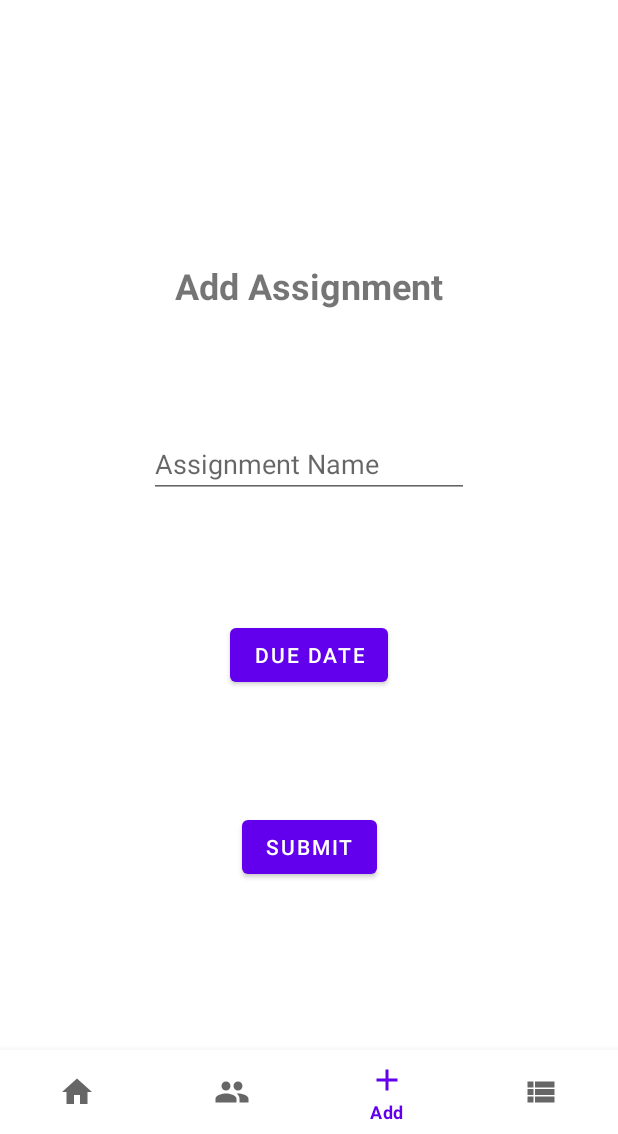
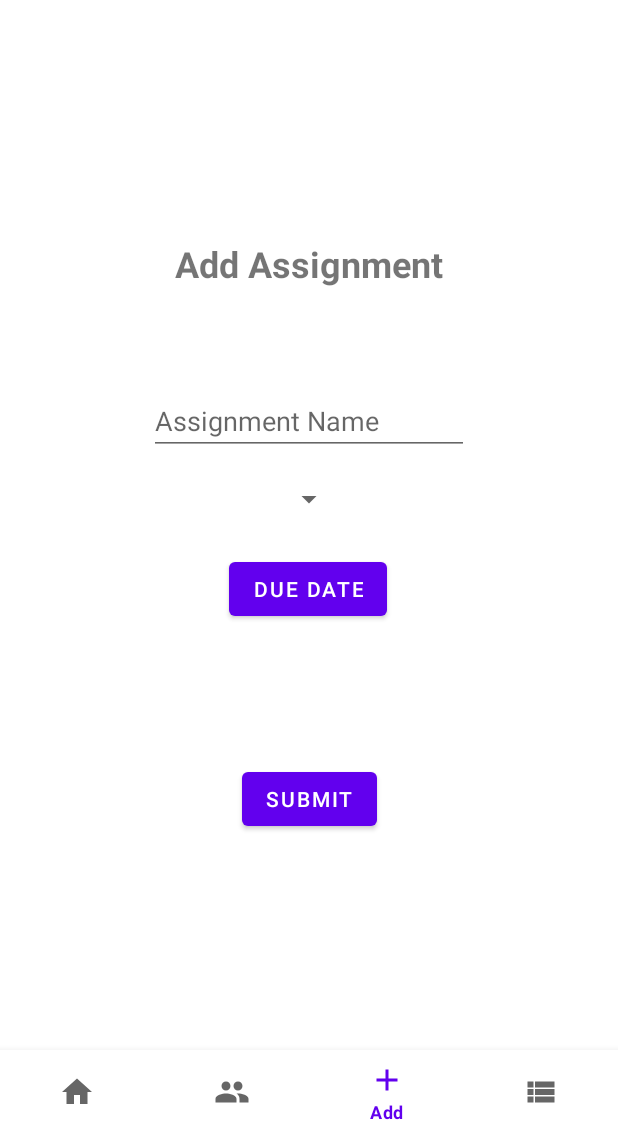
Before and after one commit to Meghanachippada/Assignment_tracker, an Android app: the screen it shows after launch once a user with an empty profile is signed in (MainActivity), item 3 of the bottom bar chosen, on a phone screen of 412 x 824 dp, the part 102-1236 px from its top. Run offline under Robolectric (Android 15) with nearby library versions, the phone set to English and light mode, and no system bars; our stand-ins replace Firebase (no records; nobody signed in at launch, a user with empty details on screens opened directly); pictures from the network do not load.

Commit message:
added class dropdown spinner to add assignment

```diff
--- a/app/src/main/java/com/example/assignment_tracker/AddFragment.kt
+++ b/app/src/main/java/com/example/assignment_tracker/AddFragment.kt
@@ -10,8 +10,11 @@ import androidx.fragment.app.Fragment
 import android.view.LayoutInflater
 import android.view.View
 import android.view.ViewGroup
+import android.widget.AdapterView
+import android.widget.ArrayAdapter
 import android.widget.Button
 import android.widget.EditText
+import android.widget.Spinner
 import android.widget.Toast
 import androidx.fragment.app.activityViewModels
 import androidx.fragment.app.viewModels
@@ -33,6 +36,8 @@ class AddFragment : Fragment() {
     }
 
     private val viewModel: AddViewModel by activityViewModels()
+    private val schoolClassViewModel: SchoolClassViewModel by activityViewModels()
+    private lateinit var spinnerAdapter: ArrayAdapter<String>
 
     override fun onViewCreated(view: View, savedInstanceState: Bundle?) {
         super.onViewCreated(view, savedInstanceState)
@@ -41,7 +46,9 @@ class AddFragment : Fragment() {
         val submitButton : Button = view.findViewById(R.id.submitButton)
         val assignmentNameEditText : EditText = view.findViewById(R.id.assignmentNameEditText)
         val dueDateButton : Button = view.findViewById(R.id.dueDateButton)
+        val classSpinner : Spinner = view.findViewById(R.id.classSpinner)
         var dueDate = ""
+        var schoolClassSelected = ""
 
         viewModel.dueDate.observe(viewLifecycleOwner) { date ->
             if (dueDate != date) {
@@ -104,14 +111,33 @@ class AddFragment : Fragment() {
                 viewModel.setAssignmentName(s.toString())
             }
         }
+        assignmentNameEditText.addTextChangedListener(textWatcher)
 
-        assignmentNameEditText.addTextChangedListener(textWatcher)
+        schoolClassViewModel.schoolClasses.observe(viewLifecycleOwner){ classes ->
+            val classNames = classes.map {it.className}
+            spinnerAdapter = ArrayAdapter(view.context, android.R.layout.simple_spinner_item, classNames)
+            classSpinner.adapter = spinnerAdapter
+        }
+
+        schoolClassViewModel.fetchSchoolClasses(currentUser!!)
+
+        classSpinner.onItemSelectedListener = object : AdapterView.OnItemSelectedListener {
+            override fun onItemSelected(
+                parent: AdapterView<*>,
+                view: View?,
+                position: Int,
+                id: Long
+            ) {
+                schoolClassSelected = parent.getItemAtPosition(position) as String
+            }
+            override fun onNothingSelected(parent: AdapterView<*>?) {}
+        }
 
         submitButton.setOnClickListener {
             val assignmentName = assignmentNameEditText.text.toString()
 
-            if (dueDate != "" && assignmentName.isNotEmpty()) {
-                val assignment = Assignment(currentUser!!, assignmentName, dueDate)
+            if (dueDate != "" && assignmentName.isNotEmpty() && schoolClassSelected != "") {
+                val assignment = Assignment(currentUser, assignmentName, dueDate, schoolClassSelected)
                 postAssignment(assignment)
             } else {
                 Toast.makeText(view.context, "Please fill all fields", Toast.LENGTH_SHORT).show()
--- a/app/src/main/java/com/example/assignment_tracker/Assignment.kt
+++ b/app/src/main/java/com/example/assignment_tracker/Assignment.kt
@@ -3,5 +3,6 @@ package com.example.assignment_tracker
 data class Assignment(
     val userEmail: String = "",
     val assignmentName: String = "",
-    val dueDate: String = ""
+    val dueDate: String = "",
+    val className: String = ""
 )
--- /dev/null
+++ b/app/src/main/java/com/example/assignment_tracker/SchoolClassViewModel.kt
@@ -0,0 +1,33 @@
+package com.example.assignment_tracker
+
+import androidx.lifecycle.LiveData
+import androidx.lifecycle.MutableLiveData
+import androidx.lifecycle.ViewModel
+import retrofit2.Call
+import retrofit2.Callback
+import retrofit2.Response
+
+class SchoolClassViewModel : ViewModel() {
+    private val _schoolClasses = MutableLiveData<List<SchoolClass>>()
+    val schoolClasses: LiveData<List<SchoolClass>> get() = _schoolClasses
+
+    fun fetchSchoolClasses(email: String) {
+        println(RetrofitInstance.api.getSchoolClass("\"userEmail\"","\"$email\"").request().url())
+        RetrofitInstance.api.getSchoolClass("\"userEmail\"","\"$email\"").enqueue(object :
+            Callback<Map<String, SchoolClass>> {
+            override fun onResponse(
+                call: Call<Map<String, SchoolClass>>,
+                response: Response<Map<String, SchoolClass>>
+            ) {
+                if (response.isSuccessful) {
+                    val fetchedClasses = response.body()?.values?.toList() ?: emptyList()
+                    _schoolClasses.postValue(fetchedClasses)
+                }
+            }
+
+            override fun onFailure(call: Call<Map<String, SchoolClass>>, t: Throwable) {
+                _schoolClasses.postValue(emptyList()) // Notify the UI of an empty list in case of failure
+            }
+        })
+    }
+}
--- a/app/src/main/res/layout-land/fragment_add.xml
+++ b/app/src/main/res/layout-land/fragment_add.xml
@@ -31,6 +31,18 @@
         app:layout_constraintStart_toStartOf="parent"
         app:layout_constraintTop_toBottomOf="@+id/addAssignmentTitle" />
 
+    <Spinner
+        android:id="@+id/classSpinner"
+        android:layout_width="wrap_content"
+        android:layout_height="wrap_content"
+        android:layout_marginTop="41dp"
+        android:layout_marginBottom="47dp"
+        app:layout_constraintBottom_toTopOf="@+id/dueDateButton"
+        app:layout_constraintEnd_toEndOf="parent"
+        app:layout_constraintHorizontal_bias="0.5"
+        app:layout_constraintStart_toStartOf="parent"
+        app:layout_constraintTop_toBottomOf="@+id/assignmentNameEditText" />
+
     <Button
         android:id="@+id/dueDateButton"
         android:layout_width="wrap_content"
--- a/app/src/main/res/layout/fragment_add.xml
+++ b/app/src/main/res/layout/fragment_add.xml
@@ -31,25 +31,38 @@
         app:layout_constraintStart_toStartOf="parent"
         app:layout_constraintTop_toBottomOf="@+id/addAssignmentTitle" />
 
+    <Spinner
+        android:id="@+id/classSpinner"
+        android:layout_width="wrap_content"
+        android:layout_height="wrap_content"
+        android:layout_marginTop="41dp"
+        android:layout_marginBottom="47dp"
+        app:layout_constraintBottom_toTopOf="@+id/dueDateButton"
+        app:layout_constraintEnd_toEndOf="parent"
+        app:layout_constraintHorizontal_bias="0.5"
+        app:layout_constraintStart_toStartOf="parent"
+        app:layout_constraintTop_toBottomOf="@+id/assignmentNameEditText" />
+
     <Button
         android:id="@+id/dueDateButton"
         android:layout_width="wrap_content"
         android:layout_height="wrap_content"
+        android:layout_marginBottom="92dp"
         android:text="@string/addFragmentEndDateHint"
         app:layout_constraintBottom_toTopOf="@+id/submitButton"
         app:layout_constraintEnd_toEndOf="parent"
-        app:layout_constraintStart_toStartOf="parent"
-        app:layout_constraintTop_toBottomOf="@+id/assignmentNameEditText" />
+        app:layout_constraintHorizontal_bias="0.498"
+        app:layout_constraintStart_toStartOf="parent" />
 
     <Button
         android:id="@+id/submitButton"
         android:layout_width="wrap_content"
         android:layout_height="wrap_content"
+        android:layout_marginBottom="112dp"
         android:text="@string/addFragmentSubmitButton"
         app:layout_constraintBottom_toBottomOf="parent"
         app:layout_constraintEnd_toEndOf="parent"
-        app:layout_constraintStart_toStartOf="parent"
-        app:layout_constraintTop_toBottomOf="@+id/dueDateButton" />
+        app:layout_constraintStart_toStartOf="parent" />
 
 
 </androidx.constraintlayout.widget.ConstraintLayout>
```
